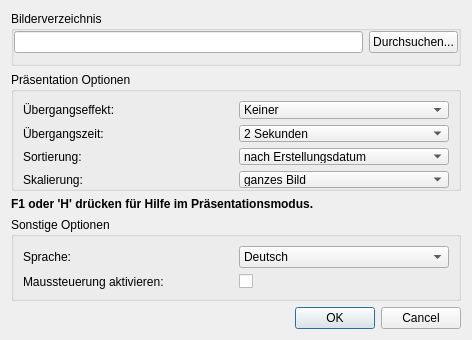
Before: the Qt Designer form settingsdialog.ui in hel800/picture-show, drawn with Qt 5.
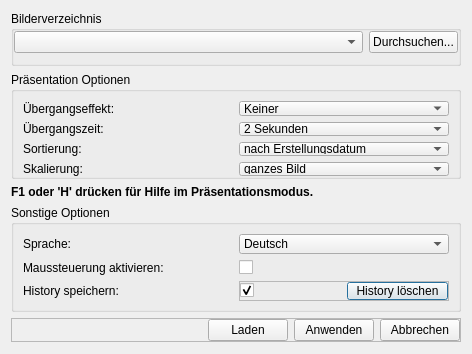
After: the same form once the commit is applied.

Commit message: History added; Apply options to current picture show; design improvements

Diff of the .ui file:
```diff
--- a/settingsdialog.ui
+++ b/settingsdialog.ui
@@ -7,7 +7,7 @@
     <x>0</x>
     <y>0</y>
     <width>472</width>
-    <height>340</height>
+    <height>354</height>
    </rect>
   </property>
   <property name="minimumSize">
@@ -20,32 +20,6 @@
    <string>picture show - Bilder öffnen und Einstellungen</string>
   </property>
   <layout class="QGridLayout" name="gridLayout">
-   <item row="6" column="0">
-    <widget class="QDialogButtonBox" name="buttonBox">
-     <property name="locale">
-      <locale language="English" country="UnitedStates"/>
-     </property>
-     <property name="orientation">
-      <enum>Qt::Horizontal</enum>
-     </property>
-     <property name="standardButtons">
-      <set>QDialogButtonBox::Cancel|QDialogButtonBox::Ok</set>
-     </property>
-    </widget>
-   </item>
-   <item row="3" column="0">
-    <spacer name="verticalSpacer">
-     <property name="orientation">
-      <enum>Qt::Vertical</enum>
-     </property>
-     <property name="sizeHint" stdset="0">
-      <size>
-       <width>20</width>
-       <height>40</height>
-      </size>
-     </property>
-    </spacer>
-   </item>
    <item row="5" column="0">
     <widget class="QGroupBox" name="groupBox">
      <property name="minimumSize">
@@ -74,6 +48,13 @@
         </property>
        </widget>
       </item>
+      <item row="1" column="0">
+       <widget class="QLabel" name="label_7">
+        <property name="text">
+         <string>Maussteuerung aktivieren: </string>
+        </property>
+       </widget>
+      </item>
       <item row="0" column="1">
        <widget class="QComboBox" name="comboBox_language">
         <property name="maximumSize">
@@ -94,13 +75,6 @@
         </item>
        </widget>
       </item>
-      <item row="1" column="0">
-       <widget class="QLabel" name="label_7">
-        <property name="text">
-         <string>Maussteuerung aktivieren: </string>
-        </property>
-       </widget>
-      </item>
       <item row="1" column="1">
        <widget class="QCheckBox" name="checkBox_mouseControl">
         <property name="text">
@@ -108,6 +82,45 @@
         </property>
        </widget>
       </item>
+      <item row="2" column="0">
+       <widget class="QLabel" name="label_8">
+        <property name="text">
+         <string>History speichern: </string>
+        </property>
+       </widget>
+      </item>
+      <item row="2" column="1">
+       <widget class="QFrame" name="frame_2">
+        <property name="frameShape">
+         <enum>QFrame::StyledPanel</enum>
+        </property>
+        <property name="frameShadow">
+         <enum>QFrame::Raised</enum>
+        </property>
+        <layout class="QHBoxLayout" name="horizontalLayout_3">
+         <property name="margin">
+          <number>0</number>
+         </property>
+         <item>
+          <widget class="QCheckBox" name="checkBox_historySave">
+           <property name="text">
+            <string/>
+           </property>
+           <property name="checked">
+            <bool>true</bool>
+           </property>
+          </widget>
+         </item>
+         <item>
+          <widget class="QPushButton" name="pushButton_deleteHistory">
+           <property name="text">
+            <string>History löschen</string>
+           </property>
+          </widget>
+         </item>
+        </layout>
+       </widget>
+      </item>
      </layout>
     </widget>
    </item>
@@ -266,13 +279,6 @@
      </layout>
     </widget>
    </item>
-   <item row="2" column="0">
-    <widget class="QLabel" name="label_5">
-     <property name="text">
-      <string>&lt;html&gt;&lt;head/&gt;&lt;body&gt;&lt;p&gt;&lt;span style=&quot; font-weight:600;&quot;&gt;F1 oder 'H' drücken für Hilfe im Präsentationsmodus.&lt;/span&gt;&lt;/p&gt;&lt;/body&gt;&lt;/html&gt;</string>
-     </property>
-    </widget>
-   </item>
    <item row="0" column="0">
     <widget class="QGroupBox" name="groupBox">
      <property name="title">
@@ -295,7 +301,14 @@
        <number>10</number>
       </property>
       <item>
-       <widget class="QLineEdit" name="lineEdit_directory"/>
+       <widget class="QComboBox" name="comboBox_directoryPath">
+        <property name="sizePolicy">
+         <sizepolicy hsizetype="Expanding" vsizetype="Fixed">
+          <horstretch>0</horstretch>
+          <verstretch>0</verstretch>
+         </sizepolicy>
+        </property>
+       </widget>
       </item>
       <item>
        <widget class="QPushButton" name="pushButton_browse">
@@ -307,6 +320,75 @@
      </layout>
     </widget>
    </item>
+   <item row="3" column="0">
+    <spacer name="verticalSpacer">
+     <property name="orientation">
+      <enum>Qt::Vertical</enum>
+     </property>
+     <property name="sizeHint" stdset="0">
+      <size>
+       <width>20</width>
+       <height>40</height>
+      </size>
+     </property>
+    </spacer>
+   </item>
+   <item row="2" column="0">
+    <widget class="QLabel" name="label_5">
+     <property name="text">
+      <string>&lt;html&gt;&lt;head/&gt;&lt;body&gt;&lt;p&gt;&lt;span style=&quot; font-weight:600;&quot;&gt;F1 oder 'H' drücken für Hilfe im Präsentationsmodus.&lt;/span&gt;&lt;/p&gt;&lt;/body&gt;&lt;/html&gt;</string>
+     </property>
+    </widget>
+   </item>
+   <item row="6" column="0">
+    <widget class="QFrame" name="frame">
+     <property name="frameShape">
+      <enum>QFrame::StyledPanel</enum>
+     </property>
+     <property name="frameShadow">
+      <enum>QFrame::Raised</enum>
+     </property>
+     <layout class="QHBoxLayout" name="horizontalLayout_2">
+      <property name="margin">
+       <number>0</number>
+      </property>
+      <item>
+       <spacer name="horizontalSpacer">
+        <property name="orientation">
+         <enum>Qt::Horizontal</enum>
+        </property>
+        <property name="sizeHint" stdset="0">
+         <size>
+          <width>40</width>
+          <height>20</height>
+         </size>
+        </property>
+       </spacer>
+      </item>
+      <item>
+       <widget class="QPushButton" name="pushButton_load">
+        <property name="text">
+         <string>Laden</string>
+        </property>
+       </widget>
+      </item>
+      <item>
+       <widget class="QPushButton" name="pushButton_apply">
+        <property name="text">
+         <string>Anwenden</string>
+        </property>
+       </widget>
+      </item>
+      <item>
+       <widget class="QPushButton" name="pushButton_cancel">
+        <property name="text">
+         <string>Abbrechen</string>
+        </property>
+       </widget>
+      </item>
+     </layout>
+    </widget>
+   </item>
   </layout>
  </widget>
  <tabstops>
```
Left out of the diff: 34 changed lines with no effect on the pictures. The commit also changes 10 other files.
